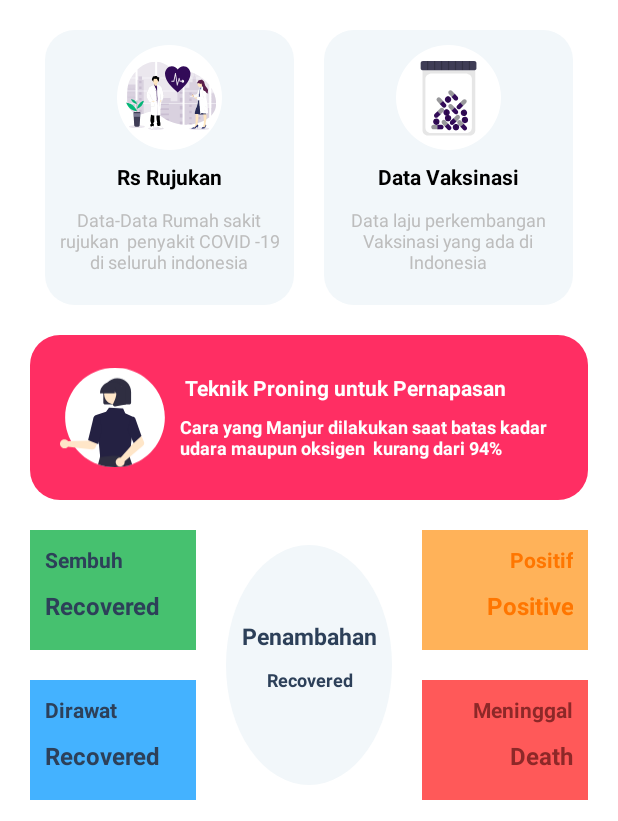
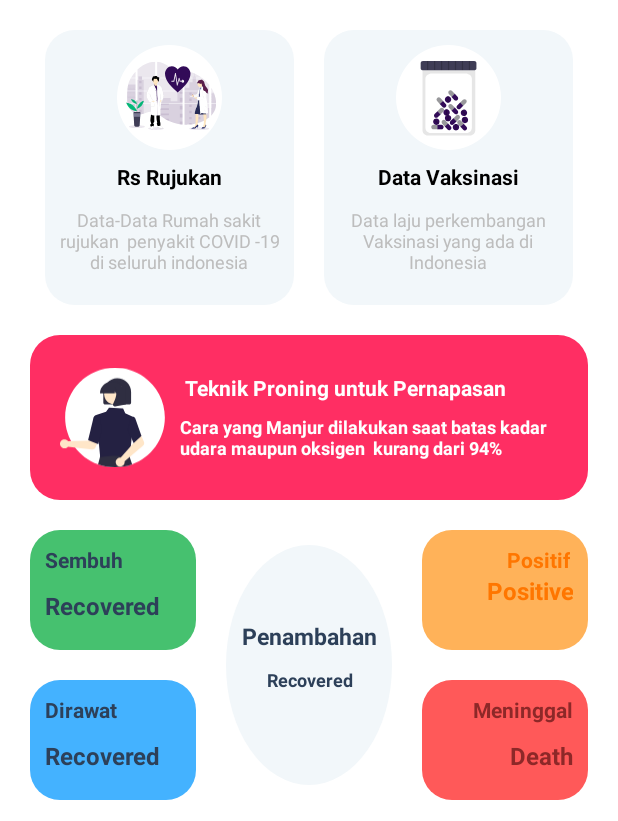
Before and after one commit to reyzapoteto/MyCorona, an Android app: the screen it shows after launch (MainActivity), scrolled down 576 dp, on a phone screen of 412 x 824 dp, the part 415-1236 px from its top. Run offline under Robolectric (Android 15) with nearby library versions, the phone set to English and light mode, and no system bars; our stand-ins replace data binding; 3 statements that could not run were skipped.

Commit message:
Penambahan Background

```diff
--- a/app/src/main/res/layout/activity_main.xml
+++ b/app/src/main/res/layout/activity_main.xml
@@ -28,20 +28,20 @@
                     android:layout_width="match_parent"
                     android:layout_height="wrap_content"
                     android:background="@color/red"
-                    app:layout_constraintTop_toTopOf="parent"
+                    android:orientation="vertical"
+                    app:layout_constraintEnd_toEndOf="parent"
                     app:layout_constraintStart_toStartOf="parent"
-                    app:layout_constraintEnd_toEndOf="parent"
-                    android:orientation="vertical">
+                    app:layout_constraintTop_toTopOf="parent">
 
                     <TextView
                         android:layout_width="wrap_content"
                         android:layout_height="wrap_content"
+                        android:layout_gravity="center_horizontal"
                         android:layout_margin="5dp"
+                        android:text="Apabila dalam keadaan darurat hubungi (112) bebas pulsa"
+                        android:textAlignment="center"
                         android:textColor="@color/mainColor"
-                        android:textStyle="bold"
-                        android:textAlignment="center"
-                        android:layout_gravity="center_horizontal"
-                        android:text="Apabila dalam keadaan darurat hubungi (112) bebas pulsa"/>
+                        android:textStyle="bold" />
                 </LinearLayout>
 
                 <TextView
@@ -711,28 +711,29 @@
                         <LinearLayout
                             android:layout_width="match_parent"
                             android:layout_height="80dp"
-                            android:orientation="vertical"
-                              android:background="@color/green" >
+                            android:background="@drawable/background_indicators"
+                            android:backgroundTint="@color/green"
+                            android:orientation="vertical">
 
                             <TextView
                                 android:layout_width="match_parent"
                                 android:layout_height="wrap_content"
+                                android:layout_margin="10dp"
+                                android:text="Sembuh"
                                 android:textColor="#2D4059"
-                                android:layout_margin="10dp"
-                                android:textStyle="bold"
-                                android:text="Sembuh"
-                                android:textSize="14sp"/>
+                                android:textSize="14sp"
+                                android:textStyle="bold" />
 
                             <TextView
                                 android:id="@+id/tvCasesRecoveredDaily"
                                 android:layout_width="match_parent"
                                 android:layout_height="wrap_content"
+                                android:layout_marginHorizontal="10dp"
+                                android:layout_marginBottom="10dp"
+                                android:text="Recovered"
                                 android:textColor="#2D4059"
-                                android:layout_marginBottom="10dp"
-                                android:layout_marginHorizontal="10dp"
-                                android:textStyle="bold"
-                                android:text="Recovered"
-                                android:textSize="16sp"/>
+                                android:textSize="16sp"
+                                android:textStyle="bold" />
 
                         </LinearLayout>
 
@@ -740,27 +741,29 @@
                             android:layout_width="match_parent"
                             android:layout_height="80dp"
                             android:layout_marginTop="20dp"
-                            android:background="@color/light_blue"
+                            android:background="@drawable/background_indicators"
+                            android:backgroundTint="@color/light_blue"
                             android:orientation="vertical">
-                             <TextView
+
+                            <TextView
                                 android:layout_width="match_parent"
                                 android:layout_height="wrap_content"
+                                android:layout_margin="10dp"
+                                android:text="Dirawat"
                                 android:textColor="#2D4059"
-                                android:layout_margin="10dp"
-                                android:textStyle="bold"
-                                android:text="Dirawat"
-                                android:textSize="14sp"/>
+                                android:textSize="14sp"
+                                android:textStyle="bold" />
 
                             <TextView
                                 android:id="@+id/tvCasesTreatDaily"
                                 android:layout_width="match_parent"
                                 android:layout_height="wrap_content"
+                                android:layout_marginHorizontal="10dp"
+                                android:layout_marginBottom="10dp"
+                                android:text="Recovered"
                                 android:textColor="#2D4059"
-                                android:layout_marginBottom="10dp"
-                                android:layout_marginHorizontal="10dp"
-                                android:textStyle="bold"
-                                android:text="Recovered"
-                                android:textSize="16sp"/>
+                                android:textSize="16sp"
+                                android:textStyle="bold" />
                         </LinearLayout>
 
                     </LinearLayout>
@@ -774,41 +777,42 @@
                         <androidx.constraintlayout.widget.ConstraintLayout
                             android:layout_width="match_parent"
                             android:layout_height="180dp">
+
                             <LinearLayout
                                 android:layout_width="0dp"
                                 android:layout_height="0dp"
+                                android:layout_margin="10dp"
+                                android:background="@drawable/background_circle"
+                                android:orientation="vertical"
+                                app:layout_constraintBottom_toBottomOf="parent"
+                                app:layout_constraintEnd_toEndOf="parent"
                                 app:layout_constraintStart_toStartOf="parent"
-                                app:layout_constraintEnd_toEndOf="parent"
-                                app:layout_constraintTop_toTopOf="parent"
-                                app:layout_constraintBottom_toBottomOf="parent"
-                                android:background="@drawable/background_circle"
-                                android:layout_margin="10dp"
-                                android:orientation="vertical">
+                                app:layout_constraintTop_toTopOf="parent">
 
                                 <TextView
                                     android:layout_width="match_parent"
                                     android:layout_height="wrap_content"
+                                    android:layout_gravity="center"
+                                    android:layout_marginHorizontal="10dp"
+                                    android:layout_marginTop="50dp"
+                                    android:text="Penambahan"
+                                    android:textAlignment="center"
                                     android:textColor="#2D4059"
-                                    android:text="Penambahan"
-                                    android:layout_marginHorizontal="10dp"
-                                    android:textStyle="bold"
-                                    android:layout_marginTop="50dp"
-                                    android:layout_gravity="center"
-                                    android:textAlignment="center"
-                                    android:textSize="15sp"/>
+                                    android:textSize="15sp"
+                                    android:textStyle="bold" />
 
                                 <TextView
                                     android:id="@+id/tvDateCaseDaily"
                                     android:layout_width="match_parent"
                                     android:layout_height="wrap_content"
+                                    android:layout_marginHorizontal="10dp"
+                                    android:layout_marginTop="10dp"
+                                    android:layout_marginBottom="10dp"
+                                    android:text="Recovered"
+                                    android:textAlignment="center"
                                     android:textColor="#2D4059"
-                                    android:layout_marginBottom="10dp"
-                                    android:layout_marginTop="10dp"
-                                    android:layout_marginHorizontal="10dp"
-                                    android:textStyle="bold"
-                                    android:textAlignment="center"
-                                    android:text="Recovered"
-                                    android:textSize="12sp"/>
+                                    android:textSize="12sp"
+                                    android:textStyle="bold" />
                             </LinearLayout>
                         </androidx.constraintlayout.widget.ConstraintLayout>
                     </LinearLayout>
@@ -823,30 +827,32 @@
                         <LinearLayout
                             android:layout_width="match_parent"
                             android:layout_height="80dp"
-                            android:background="@color/orange"
+                            android:background="@drawable/background_indicators"
+                            android:backgroundTint="@color/orange"
                             android:orientation="vertical">
 
-                             <TextView
+                            <TextView
                                 android:layout_width="match_parent"
                                 android:layout_height="wrap_content"
+                                android:layout_marginHorizontal="12dp"
+                                android:layout_marginTop="10dp"
+                                android:text="Positif"
+                                android:textAlignment="textEnd"
                                 android:textColor="#FF7600"
-                                 android:textAlignment="textEnd"
-                                android:layout_margin="10dp"
-                                android:textStyle="bold"
-                                android:text="Positif"
-                                android:textSize="14sp"/>
+                                android:textSize="14sp"
+                                android:textStyle="bold" />
 
                             <TextView
                                 android:id="@+id/tvCasesPositiveDaily"
                                 android:layout_width="match_parent"
                                 android:layout_height="wrap_content"
+                                android:layout_marginHorizontal="10dp"
+                                android:layout_marginBottom="10dp"
+                                android:text="Positive"
+                                android:textAlignment="textEnd"
                                 android:textColor="#FF7600"
-                                android:textAlignment="textEnd"
-                                android:layout_marginBottom="10dp"
-                                android:layout_marginHorizontal="10dp"
-                                android:textStyle="bold"
-                                android:text="Positive"
-                                android:textSize="16sp"/>
+                                android:textSize="16sp"
+                                android:textStyle="bold" />
 
                         </LinearLayout>
 
@@ -854,30 +860,31 @@
                             android:layout_width="match_parent"
                             android:layout_height="80dp"
                             android:layout_marginTop="20dp"
-                            android:background="@color/red"
+                            android:background="@drawable/background_indicators"
+                            android:backgroundTint="@color/red"
                             android:orientation="vertical">
 
                             <TextView
                                 android:layout_width="match_parent"
                                 android:layout_height="wrap_content"
+                                android:layout_margin="10dp"
+                                android:text="Meninggal"
+                                android:textAlignment="textEnd"
                                 android:textColor="#8D2828"
-                                 android:textAlignment="textEnd"
-                                android:layout_margin="10dp"
-                                android:textStyle="bold"
-                                android:text="Meninggal"
-                                android:textSize="14sp"/>
+                                android:textSize="14sp"
+                                android:textStyle="bold" />
 
                             <TextView
                                 android:id="@+id/tvCasesDeathDaily"
                                 android:layout_width="match_parent"
                                 android:layout_height="wrap_content"
+                                android:layout_marginHorizontal="10dp"
+                                android:layout_marginBottom="10dp"
+                                android:text="Death"
+                                android:textAlignment="textEnd"
                                 android:textColor="#8D2828"
-                                android:textAlignment="textEnd"
-                                android:layout_marginBottom="10dp"
-                                android:layout_marginHorizontal="10dp"
-                                android:textStyle="bold"
-                                android:text="Death"
-                                android:textSize="16sp"/>
+                                android:textSize="16sp"
+                                android:textStyle="bold" />
 
                         </LinearLayout>
 
```
